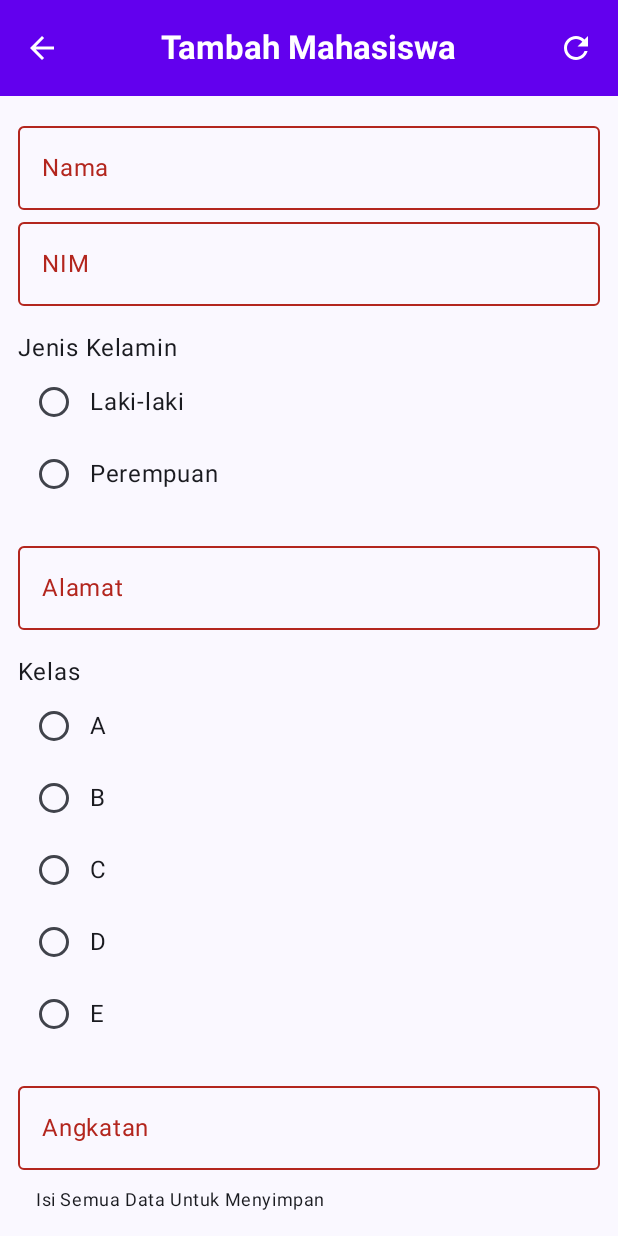
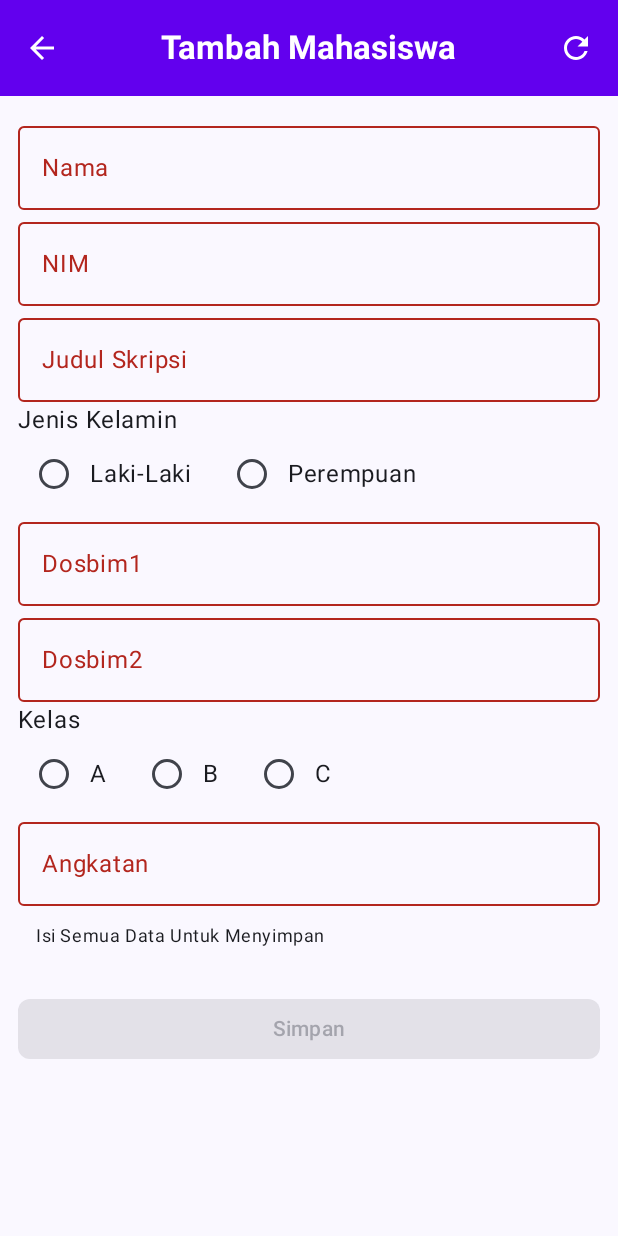
Before and after one commit to FarhanVirenze/QuestFirebase_139, an Android app built with Jetpack Compose: the EntryMhsScreen screen opened through its navigation route, on a phone screen of 412 x 824 dp. Run offline under Robolectric (Android 15) with nearby library versions, the phone set to English and light mode, and no system bars; our stand-ins replace Firebase (no records; nobody signed in at launch, a user with empty details on screens opened directly).

Commit message:
UCP commit Fixed

```diff
--- a/app/src/main/java/com/pam/pamfirebase_139/model/Mahasiswa.kt
+++ b/app/src/main/java/com/pam/pamfirebase_139/model/Mahasiswa.kt
@@ -3,10 +3,12 @@ package com.pam.pamfirebase_139.model
 data class Mahasiswa(
     val nim: String,
     val nama: String,
-    val alamat: String,
     val gender: String,
     val kelas: String,
     val angkatan: String,
+    val judul: String,
+    val dosbim1: String,
+    val dosbim2: String
 ) {
-    constructor() : this("", "", "", "", "", "")
+    constructor() : this("", "", "", "", "", "", "", "",)
 }
--- a/app/src/main/java/com/pam/pamfirebase_139/ui/view/InsertView.kt
+++ b/app/src/main/java/com/pam/pamfirebase_139/ui/view/InsertView.kt
@@ -116,8 +116,8 @@ fun FormInput(
     onValueChange: (InsertUiEvent) -> Unit = {},
     enabled: Boolean = true
 ) {
-    val genderOptions = listOf("Laki-laki", "Perempuan")
-    val kelasOptions = listOf("A", "B", "C", "D", "E")
+    val genderOptions = listOf("Laki-Laki","Perempuan")
+    val kelasOptions = listOf("A", "B", "C")
 
     Column(modifier = modifier.fillMaxWidth()) {
         OutlinedTextField(
@@ -143,11 +143,27 @@ fun FormInput(
             isError = insertUiEvent.nim.isBlank()
         )
 
-        Spacer(modifier = Modifier.height(16.dp))
+        OutlinedTextField(
+            value = insertUiEvent.judul,
+            onValueChange = { onValueChange(insertUiEvent.copy(judul = it)) },
+            label = { Text("Judul Skripsi") },
+            modifier = Modifier.fillMaxWidth(),
+            enabled = enabled,
+            singleLine = true,
+            placeholder = { Text("Masukkan Judul Skripsi") },
+            isError = insertUiEvent.judul.isBlank()
+        )
 
         Text(text = "Jenis Kelamin")
+        Row(
+            verticalAlignment = Alignment.CenterVertically,
+            horizontalArrangement = Arrangement.spacedBy(16.dp) // Space between radio buttons
+        ) {
             genderOptions.forEach { gender ->
-            Row(verticalAlignment = Alignment.CenterVertically) {
+                Row(
+                    verticalAlignment = Alignment.CenterVertically,
+                    horizontalArrangement = Arrangement.Start
+                ) {
                     RadioButton(
                         selected = insertUiEvent.gender == gender,
                         onClick = { onValueChange(insertUiEvent.copy(gender = gender)) },
@@ -156,25 +172,40 @@ fun FormInput(
                     Text(text = gender)
                 }
             }
-
-        Spacer(modifier = Modifier.height(16.dp))
+        }
 
         OutlinedTextField(
-            value = insertUiEvent.alamat,
-            onValueChange = { onValueChange(insertUiEvent.copy(alamat = it)) },
-            label = { Text("Alamat") },
+            value = insertUiEvent.dosbim1,
+            onValueChange = { onValueChange(insertUiEvent.copy(dosbim1 = it)) },
+            label = { Text("Dosbim1") },
             modifier = Modifier.fillMaxWidth(),
             enabled = enabled,
             singleLine = true,
-            placeholder = { Text("Masukkan Alamat") },
-            isError = insertUiEvent.alamat.isBlank()
+            placeholder = { Text("Masukkan Dosbim1") },
+            isError = insertUiEvent.dosbim1.isBlank()
         )
 
-        Spacer(modifier = Modifier.height(16.dp))
+        OutlinedTextField(
+            value = insertUiEvent.dosbim2,
+            onValueChange = { onValueChange(insertUiEvent.copy(dosbim2 = it)) },
+            label = { Text("Dosbim2") },
+            modifier = Modifier.fillMaxWidth(),
+            enabled = enabled,
+            singleLine = true,
+            placeholder = { Text("Masukkan Dosbim2") },
+            isError = insertUiEvent.dosbim2.isBlank()
+        )
 
         Text(text = "Kelas")
+        Row(
+            verticalAlignment = Alignment.CenterVertically,
+            horizontalArrangement = Arrangement.spacedBy(16.dp) // Space between radio buttons
+        ) {
             kelasOptions.forEach { kelas ->
-            Row(verticalAlignment = Alignment.CenterVertically) {
+                Row(
+                    verticalAlignment = Alignment.CenterVertically,
+                    horizontalArrangement = Arrangement.Start
+                ) {
                     RadioButton(
                         selected = insertUiEvent.kelas == kelas,
                         onClick = { onValueChange(insertUiEvent.copy(kelas = kelas)) },
@@ -183,8 +214,7 @@ fun FormInput(
                     Text(text = kelas)
                 }
             }
-
-        Spacer(modifier = Modifier.height(16.dp))
+        }
 
         OutlinedTextField(
             value = insertUiEvent.angkatan,
@@ -205,10 +235,5 @@ fun FormInput(
                 style = MaterialTheme.typography.bodySmall
             )
         }
-
-        Divider(
-            thickness = 1.dp,
-            modifier = Modifier.padding(vertical = 12.dp)
-        )
     }
 }
--- a/app/src/main/java/com/pam/pamfirebase_139/ui/viewmodel/InsertViewModel.kt
+++ b/app/src/main/java/com/pam/pamfirebase_139/ui/viewmodel/InsertViewModel.kt
@@ -21,10 +21,12 @@ class InsertViewModel(private val mhs: RepositoryMhs) : ViewModel() {
         val event = uiState.insertUiEvent
         return event.nama.isNotBlank() &&
                 event.nim.isNotBlank() &&
-                event.alamat.isNotBlank() &&
                 event.gender.isNotBlank() &&
                 event.kelas.isNotBlank() &&
-                event.angkatan.isNotBlank()
+                event.angkatan.isNotBlank() &&
+                event.judul.isNotBlank() &&
+                event.dosbim1.isNotBlank() &&
+                event.dosbim2.isNotBlank()
     }
 
     fun insertMhs() {
@@ -46,19 +48,23 @@ data class InsertUiState(
 data class InsertUiEvent(
     val nim: String = "",
     val nama: String = "",
-    val alamat: String = "",
     val gender: String = "",
     val kelas: String = "",
-    val angkatan: String = ""
+    val angkatan: String = "",
+    val judul: String = "",
+    val dosbim1: String = "",
+    val dosbim2: String = ""
 )
 
 fun InsertUiEvent.toMhs(): Mahasiswa {
     return Mahasiswa(
         nim = nim,
         nama = nama,
-        alamat = alamat,
         gender = gender,
         kelas = kelas,
-        angkatan = angkatan
+        angkatan = angkatan,
+        judul = judul,
+        dosbim1 = dosbim1,
+        dosbim2 = dosbim2
     )
 }
```
Also changed, not shown: app/src/main/java/com/pam/pamfirebase_139/ui/view/DetailView.kt (+11 -3 lines), app/src/main/java/com/pam/pamfirebase_139/ui/view/HomeView.kt (+3 -26 lines), app/src/main/java/com/pam/pamfirebase_139/ui/view/UpdateView.kt (+46 -20 lines), app/src/main/java/com/pam/pamfirebase_139/ui/viewmodel/UpdateViewModel.kt (+12 -6 lines). Lines whose indentation alone changed are shown as unchanged.
